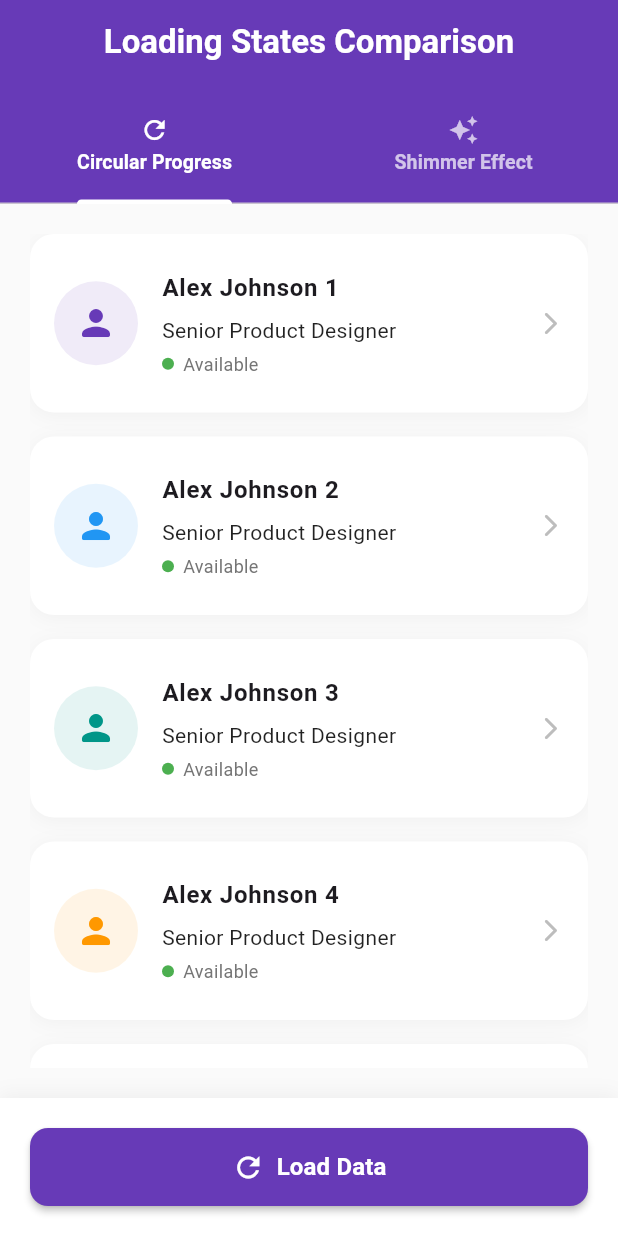
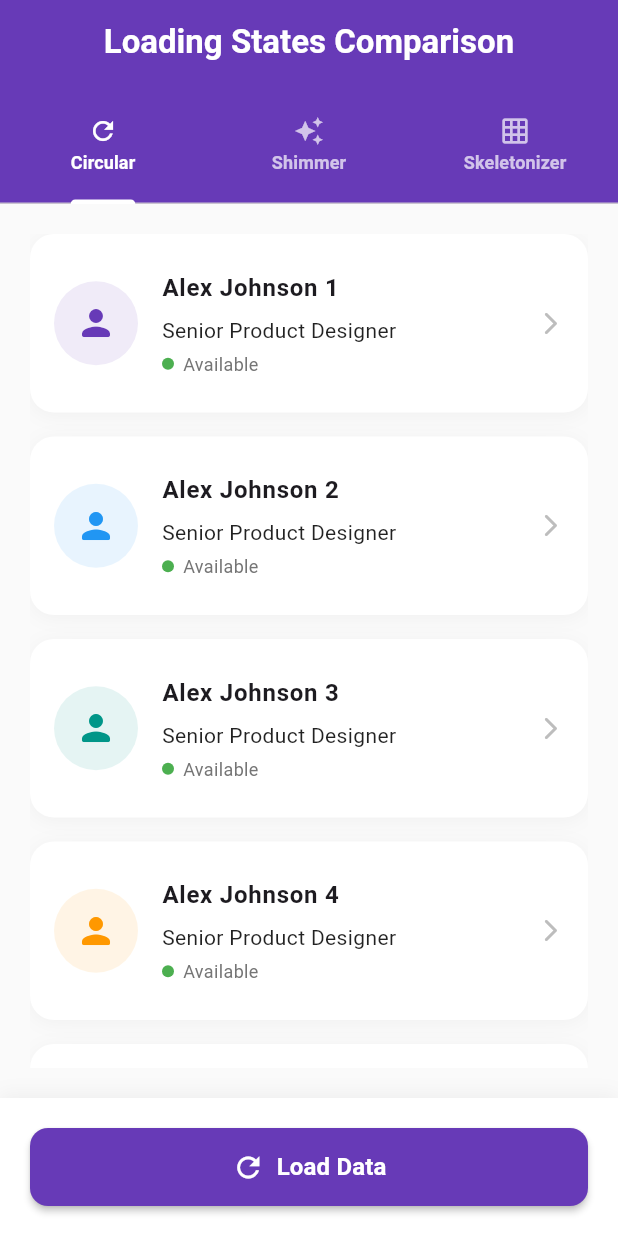
Before and after one commit to KabyaChalise/shimmer, a Flutter app: the screen it shows after launch, on a phone screen of 412 x 824 dp. Run offline on Flutter 3.47's test engine with Material 3 defaults, Android fonts, the phone set to English and light mode, and no system bars; our stand-ins replace shimmer, skeletonizer.

Commit message:
Add Skeletonizer tab and update dependencies

```diff
--- a/lib/main.dart
+++ b/lib/main.dart
@@ -1,6 +1,7 @@
 import 'dart:async';
 import 'package:flutter/material.dart';
 import 'package:shimmer/shimmer.dart';
+import 'package:skeletonizer/skeletonizer.dart';
 
 void main() {
   runApp(const MyApp());
@@ -37,7 +38,7 @@ class _LoadingDemoPageState extends State<LoadingDemoPage> with SingleTickerProv
   @override
   void initState() {
     super.initState();
-    _tabController = TabController(length: 2, vsync: this);
+    _tabController = TabController(length: 3, vsync: this);
   }
 
   @override
@@ -76,10 +77,11 @@ class _LoadingDemoPageState extends State<LoadingDemoPage> with SingleTickerProv
               indicatorWeight: 3,
               labelColor: Colors.white,
               unselectedLabelColor: Colors.white70,
-              labelStyle: const TextStyle(fontWeight: FontWeight.w600, fontSize: 13),
+              labelStyle: const TextStyle(fontWeight: FontWeight.w600, fontSize: 12),
               tabs: const [
-                Tab(icon: Icon(Icons.refresh, size: 20), text: 'Circular Progress'),
-                Tab(icon: Icon(Icons.auto_awesome, size: 20), text: 'Shimmer Effect'),
+                Tab(icon: Icon(Icons.refresh, size: 20), text: 'Circular'),
+                Tab(icon: Icon(Icons.auto_awesome, size: 20), text: 'Shimmer'),
+                Tab(icon: Icon(Icons.grid_on, size: 20), text: 'Skeletonizer'),
               ],
             ),
           ),
@@ -88,7 +90,10 @@ class _LoadingDemoPageState extends State<LoadingDemoPage> with SingleTickerProv
       body: Column(
         children: [
           Expanded(
-            child: TabBarView(controller: _tabController, children: [_buildCircularProgressTab(), _buildShimmerTab()]),
+            child: TabBarView(
+              controller: _tabController,
+              children: [_buildCircularProgressTab(), _buildShimmerTab(), _buildSkeletonizerTab()],
+            ),
           ),
           _buildLoadButton(),
         ],
@@ -238,6 +243,14 @@ class _LoadingDemoPageState extends State<LoadingDemoPage> with SingleTickerProv
     );
   }
 
+  // ---------- SKELETONIZER TAB ----------
+  Widget _buildSkeletonizerTab() {
+    return Padding(
+      padding: const EdgeInsets.all(20),
+      child: Skeletonizer(enabled: _isLoading, child: _buildContent()),
+    );
+  }
+
   // ---------- LOADED CONTENT ----------
   Widget _buildContent() {
     return ListView.builder(
--- a/pubspec.yaml
+++ b/pubspec.yaml
@@ -35,6 +35,7 @@ dependencies:
   # Use with the CupertinoIcons class for iOS style icons.
   cupertino_icons: ^1.0.8
   shimmer: ^3.0.0
+  skeletonizer: ^2.1.2
 
 dev_dependencies:
   flutter_test:
```
Also changed, not shown: pubspec.lock.
